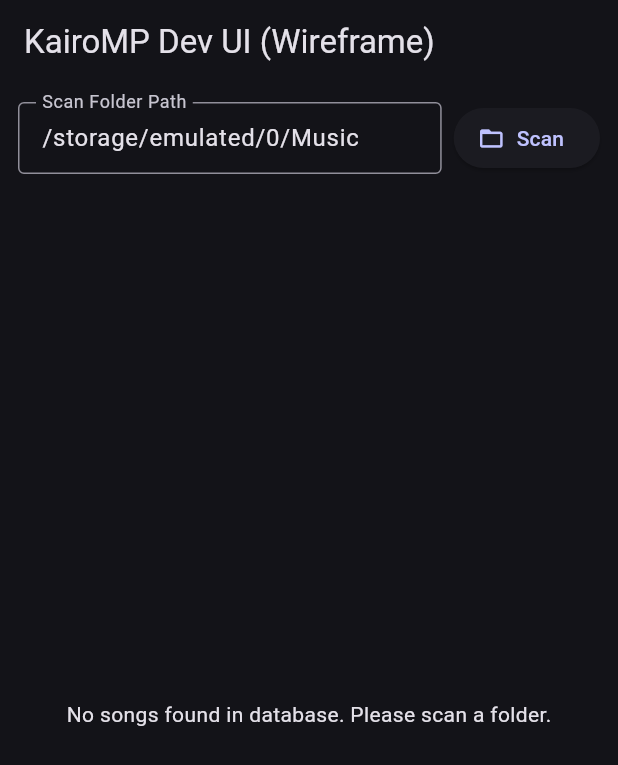
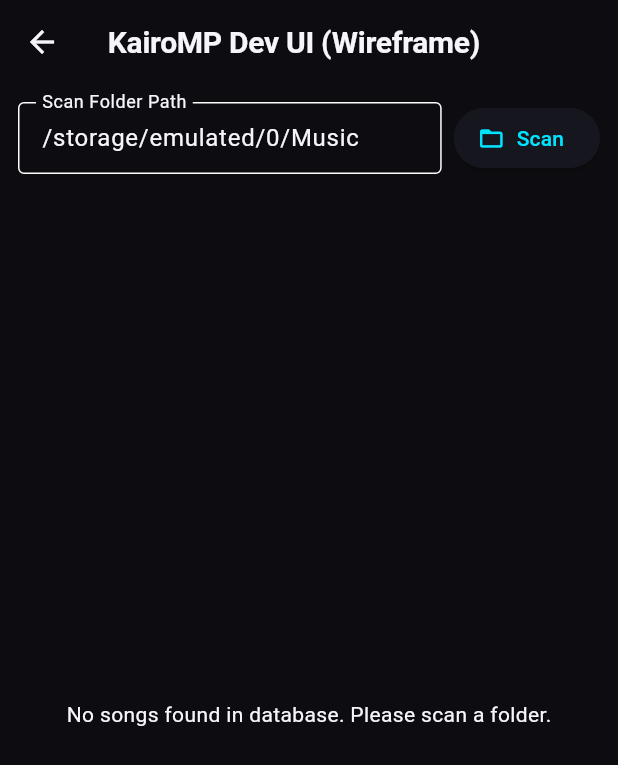
Before and after one commit to Qodratul/kairo-music-player, a Flutter app: the DevScreen screen opened directly, on a phone screen of 412 x 824 dp. Shown: the top 765 px of the screen. Run offline on Flutter 3.47's test engine with Material 3 defaults, Android fonts, the phone set to English and light mode, and no system bars; our stand-ins replace audio_service, drift, flutter_riverpod, fpdart, just_audio; missing offline and left inert: audio_session, flutter_taglib, sqlite3; accounts and stored records are empty; generated files the repository leaves out were written again; statements that could not run were skipped.

Commit message:
feat: implement app theme, color palette, and typography

```diff
--- /dev/null
+++ b/lib/core/theme/color_palette.dart
@@ -0,0 +1,26 @@
+import 'package:flutter/material.dart';
+
+/// Audiophile High-Contrast Dark-Mode Color Palette.
+abstract class KairoColors {
+  // Backgrounds
+  static const Color background = Color(0xFF0D0D11);
+  static const Color surface = Color(0xFF16161E);
+  static const Color surfaceElevated = Color(0xFF20202C);
+  static const Color surfaceBorder = Color(0xFF2A2A38);
+
+  // Accents (Audiophile High-Contrast)
+  static const Color primary = Color(0xFF00E5FF); // Neon Cyan
+  static const Color primaryMuted = Color(0xFF00B0FF);
+  static const Color secondary = Color(0xFFFFB300); // Warm Gold / Amber
+  static const Color accentGreen = Color(0xFF00E676); // Emerald Green
+  static const Color accentRed = Color(0xFFFF1744); // Signal Red
+
+  // Text Colors
+  static const Color textPrimary = Color(0xFFF5F5FA);
+  static const Color textSecondary = Color(0xFF9E9EA8);
+  static const Color textMuted = Color(0xFF626270);
+
+  // Telemetry HUD / Visualizer Overlay
+  static const Color hudBackground = Color(0xDC09090D);
+  static const Color hudBorder = Color(0xFF00E5FF);
+}
--- /dev/null
+++ b/lib/core/theme/typography.dart
@@ -0,0 +1,65 @@
+import 'package:flutter/material.dart';
+import 'color_palette.dart';
+
+/// Typography design tokens supporting Sans-Serif and Tabular Monospace figures.
+abstract class KairoTypography {
+  // Primary Sans-Serif styles for UI text
+  static const TextStyle titleLarge = TextStyle(
+    fontSize: 20.0,
+    fontWeight: FontWeight.bold,
+    color: KairoColors.textPrimary,
+    letterSpacing: -0.2,
+  );
+
+  static const TextStyle titleMedium = TextStyle(
+    fontSize: 16.0,
+    fontWeight: FontWeight.w600,
+    color: KairoColors.textPrimary,
+  );
+
+  static const TextStyle bodyMedium = TextStyle(
+    fontSize: 14.0,
+    fontWeight: FontWeight.normal,
+    color: KairoColors.textPrimary,
+  );
+
+  static const TextStyle bodySmall = TextStyle(
+    fontSize: 12.0,
+    fontWeight: FontWeight.normal,
+    color: KairoColors.textSecondary,
+  );
+
+  // Monospace / Tabular styles for Telemetry HUD, Bitrate, Sample Rate & Timestamps
+  static const TextStyle telemetryTitle = TextStyle(
+    fontFamily: 'monospace',
+    fontFeatures: [FontFeature.tabularFigures()],
+    fontSize: 14.0,
+    fontWeight: FontWeight.bold,
+    color: KairoColors.primary,
+    letterSpacing: 0.5,
+  );
+
+  static const TextStyle telemetryValue = TextStyle(
+    fontFamily: 'monospace',
+    fontFeatures: [FontFeature.tabularFigures()],
+    fontSize: 13.0,
+    fontWeight: FontWeight.w500,
+    color: KairoColors.textPrimary,
+  );
+
+  static const TextStyle telemetryLabel = TextStyle(
+    fontFamily: 'monospace',
+    fontFeatures: [FontFeature.tabularFigures()],
+    fontSize: 11.0,
+    fontWeight: FontWeight.normal,
+    color: KairoColors.textSecondary,
+  );
+
+  static const TextStyle timestamp = TextStyle(
+    fontFamily: 'monospace',
+    fontFeatures: [FontFeature.tabularFigures()],
+    fontSize: 12.0,
+    fontWeight: FontWeight.w500,
+    color: KairoColors.textSecondary,
+  );
+}
```
Also changed, not shown: lib/app/app.dart (+4 -9 lines), lib/core/theme/app_theme.dart (added, +42 -0 lines).
